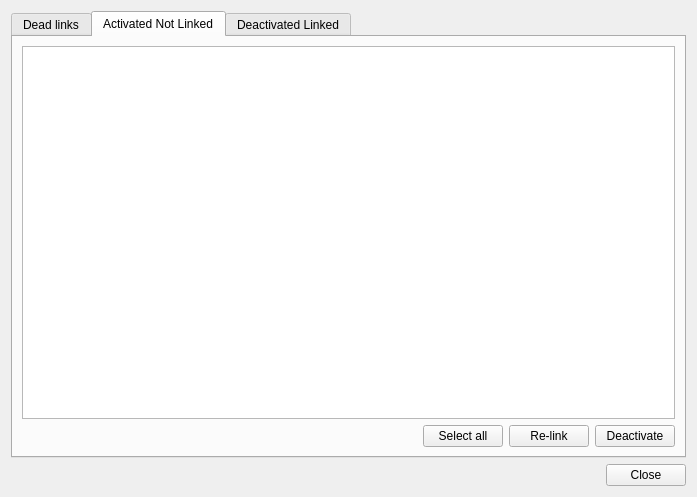
Old version of the form src/repair.ui in the repository fontmatrix/fontmatrix.
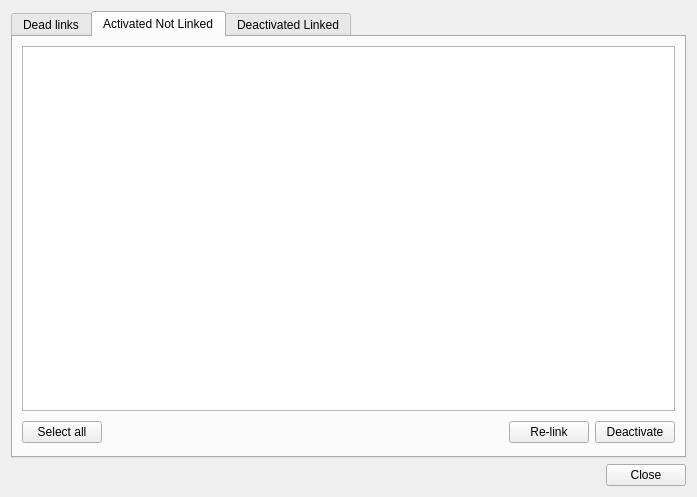
New version of the form.

What changed in the file:
```diff
--- a/src/repair.ui
+++ b/src/repair.ui
@@ -71,7 +71,7 @@
        <string>Activated Not Linked</string>
       </attribute>
       <layout class="QGridLayout" >
-       <item row="0" column="0" >
+       <item row="0" column="0" colspan="4" >
         <widget class="QListWidget" name="actNotLinkList" >
          <property name="sizePolicy" >
           <sizepolicy vsizetype="Expanding" hsizetype="Expanding" >
@@ -82,35 +82,33 @@
         </widget>
        </item>
        <item row="1" column="0" >
-        <layout class="QHBoxLayout" >
-         <item>
-          <spacer>
-           <property name="orientation" >
-            <enum>Qt::Horizontal</enum>
-           </property>
-           <property name="sizeHint" >
-            <size>
-             <width>40</width>
-             <height>20</height>
-            </size>
-           </property>
-          </spacer>
-         </item>
-         <item>
           <widget class="QPushButton" name="selectAllActNot" >
            <property name="text" >
             <string>Select all</string>
            </property>
           </widget>
          </item>
-         <item>
+       <item row="1" column="1" >
+        <spacer>
+         <property name="orientation" >
+          <enum>Qt::Horizontal</enum>
+         </property>
+         <property name="sizeHint" >
+          <size>
+           <width>161</width>
+           <height>30</height>
+          </size>
+         </property>
+        </spacer>
+       </item>
+       <item row="1" column="2" >
           <widget class="QPushButton" name="relinkActNot" >
            <property name="text" >
             <string>Re-link</string>
            </property>
           </widget>
          </item>
-         <item>
+       <item row="1" column="3" >
           <widget class="QPushButton" name="deactActNot" >
            <property name="text" >
             <string>Deactivate</string>
@@ -118,8 +116,6 @@
           </widget>
          </item>
         </layout>
-       </item>
-      </layout>
      </widget>
      <widget class="QWidget" name="tab_3" >
       <attribute name="title" >
```
Left out of the diff: 70 changed lines with no effect on the pictures. Lines whose indentation alone changed are shown as unchanged.
